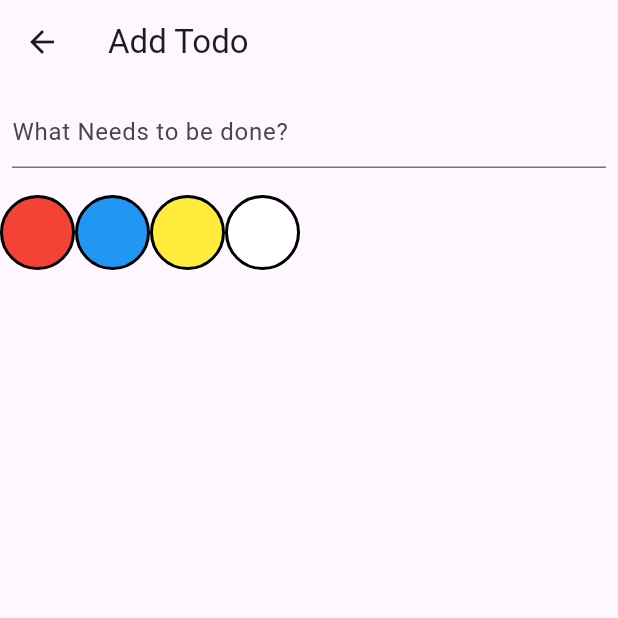
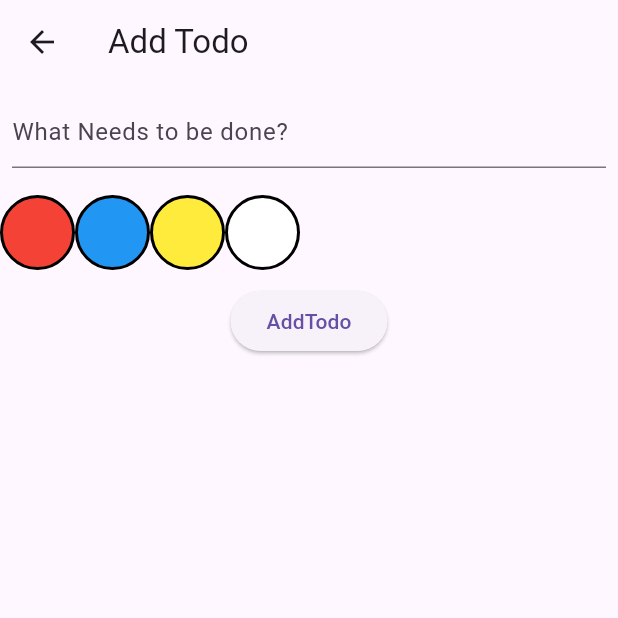
Before and after one commit to ritishbhardwaj/todo_application, a Flutter app: the screen it shows after launch, after a tap on the "add" icon, on a phone screen of 412 x 824 dp, the top half of it. Run offline on Flutter 3.47's test engine with Material 3 defaults, Android fonts, the phone set to English and light mode, and no system bars; our stand-ins replace flutter_riverpod, hive; accounts and stored records are empty.

Commit message:
"addingref and provider to it's consumers"

```diff
--- a/lib/add_todo_screen.dart
+++ b/lib/add_todo_screen.dart
@@ -4,13 +4,18 @@
 import 'dart:developer';
 
 import 'package:flutter/material.dart';
+import 'package:flutter_riverpod/flutter_riverpod.dart';
 import 'package:todo_application/constant.dart';
+import 'package:todo_application/todo.dart';
+import 'package:todo_application/todo_provider.dart';
 
-class AddTODoScreen extends StatelessWidget {
-  const AddTODoScreen({super.key});
+class AddTODoScreen extends ConsumerWidget {
+  AddTODoScreen({super.key});
+
+  final todoController=TextEditingController();
 
   @override
-  Widget build(BuildContext context) {
+  Widget build(BuildContext context, WidgetRef ref) {
     return Scaffold(
       appBar: AppBar(
         title: const Text("Add Todo"),
@@ -19,6 +24,7 @@ class AddTODoScreen extends StatelessWidget {
         Padding(
           padding: const EdgeInsets.all(8.0),
           child: TextField(
+            controller: todoController,
               decoration: InputDecoration(
                 hintText: "What Needs to be done?",
               ),
@@ -26,6 +32,7 @@ class AddTODoScreen extends StatelessWidget {
         ),
 
         SizedBox(
+
           height: 70,
           child: ListView.builder(
             scrollDirection: Axis.horizontal,
@@ -55,7 +62,18 @@ class AddTODoScreen extends StatelessWidget {
             },
 
             ),
-        )
+        ),
+        ElevatedButton(onPressed: (){
+            final todo = Todo(
+              title: todoController.text,
+              id : DateTime.now().millisecondsSinceEpoch.toString(),
+              isDone:false,
+              priority: 1
+
+            );
+            ref.read(todoProvider.notifier).addTodo(todo);
+            todoController.clear();
+        }, child: Text("AddTodo"))
       ]
       ),
     );
--- a/lib/todo_provider.dart
+++ b/lib/todo_provider.dart
@@ -17,3 +17,5 @@ class TodoProvider extends StateNotifier<List<Todo>>{
   }
 
 }
+
+final todoProvider = StateNotifierProvider<TodoProvider,List>((ref) => TodoProvider());
--- a/lib/todo_screen.dart
+++ b/lib/todo_screen.dart
@@ -3,13 +3,17 @@
 
 
 import 'package:flutter/material.dart';
+import 'package:flutter_riverpod/flutter_riverpod.dart';
 import 'package:todo_application/add_todo_screen.dart';
+import 'package:todo_application/todo_provider.dart';
 
-class TodoScreen extends StatelessWidget {
+class TodoScreen extends ConsumerWidget {
   const TodoScreen({super.key});
 
   @override
-  Widget build(BuildContext context) {
+  Widget build(BuildContext context, WidgetRef ref) {
+
+    final todoList= ref.watch(todoProvider);
     return Scaffold(
       appBar: AppBar(
         title: Text("Todos"),
@@ -21,6 +25,23 @@ class TodoScreen extends StatelessWidget {
         },
         child: Icon(Icons.add), ),
         floatingActionButtonLocation: FloatingActionButtonLocation.centerFloat,
+
+        body: todoList.isEmpty ?const Center(
+          child: Text("Well Done! You have completed all the task"),
+        ): ListView.builder(
+          itemCount: todoList.length,
+          itemBuilder: (context, index) {
+            return ListTile(
+              title:  Text(todoList[index].title!),
+              trailing: IconButton(onPressed: (){},
+              icon: Icon(
+                Icons.delete,
+                color: Colors.red,
+              ),),
+            );
+          },
+        )
     ) ;
+
   }
 }
```
